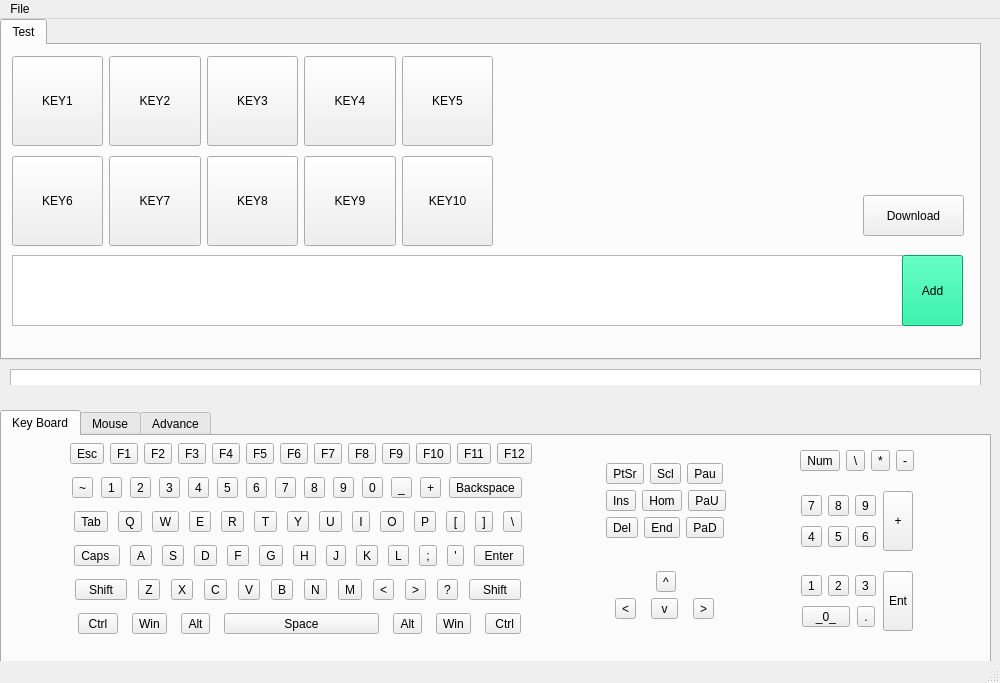
Old version of the form KeyBoardSetter/KeyboardSetter/mainwindow.ui in the repository TabbycatPie/CustomKeyboard.
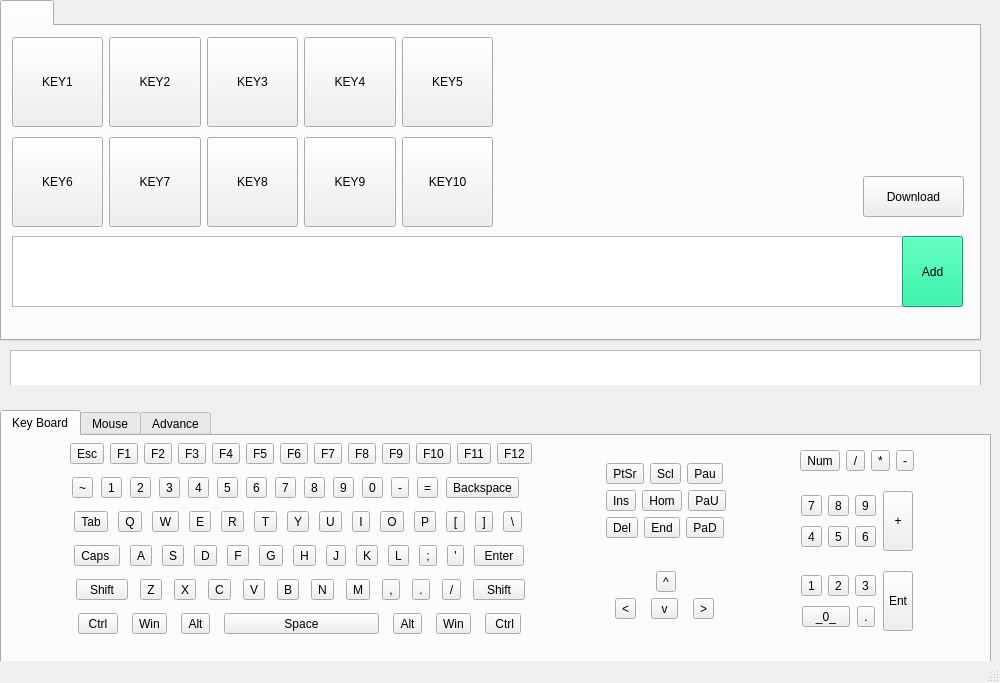
New version of the form.

Patch:
```diff
--- a/KeyBoardSetter/KeyboardSetter/mainwindow.ui
+++ b/KeyBoardSetter/KeyboardSetter/mainwindow.ui
@@ -28,6 +28,15 @@
   <property name="windowTitle">
    <string>MainWindow</string>
   </property>
+  <property name="iconSize">
+   <size>
+    <width>77</width>
+    <height>32</height>
+   </size>
+  </property>
+  <property name="toolButtonStyle">
+   <enum>Qt::ToolButtonTextBesideIcon</enum>
+  </property>
   <property name="animated">
    <bool>true</bool>
   </property>
@@ -64,7 +73,7 @@
     </property>
     <widget class="QWidget" name="tab_test">
      <attribute name="title">
-      <string>Test</string>
+      <string>         </string>
      </attribute>
      <widget class="QWidget" name="layoutWidget">
       <property name="geometry">
@@ -301,26 +310,6 @@
     </property>
    </widget>
   </widget>
-  <widget class="QMenuBar" name="menubar">
-   <property name="geometry">
-    <rect>
-     <x>0</x>
-     <y>0</y>
-     <width>1000</width>
-     <height>30</height>
-    </rect>
-   </property>
-   <widget class="QMenu" name="menuFile">
-    <property name="title">
-     <string>File</string>
-    </property>
-    <addaction name="separator"/>
-    <addaction name="actionOpen_Device"/>
-    <addaction name="separator"/>
-    <addaction name="actionExit"/>
-   </widget>
-   <addaction name="menuFile"/>
-  </widget>
   <widget class="QStatusBar" name="statusbar"/>
   <widget class="QDockWidget" name="dockKeyboard">
    <property name="minimumSize">
@@ -565,14 +554,14 @@
             <item>
              <widget class="QToolButton" name="btn_minus">
               <property name="text">
-               <string>_</string>
+               <string>-</string>
               </property>
              </widget>
             </item>
             <item>
              <widget class="QToolButton" name="btn_add">
               <property name="text">
-               <string>+</string>
+               <string>=</string>
               </property>
              </widget>
             </item>
@@ -846,21 +835,21 @@
             <item>
              <widget class="QToolButton" name="btn_lessthan">
               <property name="text">
-               <string>&lt;</string>
+               <string>,</string>
               </property>
              </widget>
             </item>
             <item>
              <widget class="QToolButton" name="btn_greaterthan">
               <property name="text">
-               <string>&gt;</string>
+               <string>.</string>
               </property>
              </widget>
             </item>
             <item>
              <widget class="QToolButton" name="btn_quest">
               <property name="text">
-               <string>?</string>
+               <string>/</string>
               </property>
              </widget>
             </item>
@@ -1083,7 +1072,7 @@
             <item>
              <widget class="QToolButton" name="btn_sslash">
               <property name="text">
-               <string>\</string>
+               <string>/</string>
               </property>
              </widget>
             </item>
```
